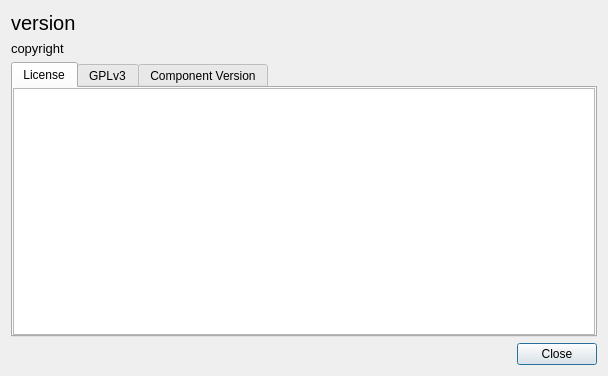
First picture: the form in src/aboutdialog.ui, repository ambiesoft/SceneExplorer, before the edit.
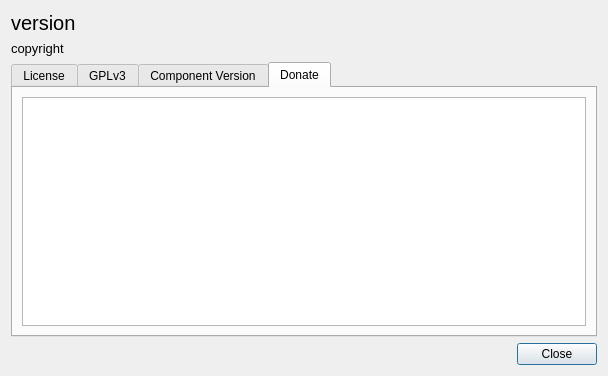
Second picture: the form after the edit. The open tabs and pages were chosen to show the change.

What changed in the file:
```diff
--- a/src/aboutdialog.ui
+++ b/src/aboutdialog.ui
@@ -114,6 +114,16 @@
        </item>
       </layout>
      </widget>
+     <widget class="QWidget" name="tabDonate">
+      <attribute name="title">
+       <string>Donate</string>
+      </attribute>
+      <layout class="QVBoxLayout" name="verticalLayout_5">
+       <item>
+        <widget class="QTextBrowser" name="tbDonate"/>
+       </item>
+      </layout>
+     </widget>
     </widget>
    </item>
    <item>
```
